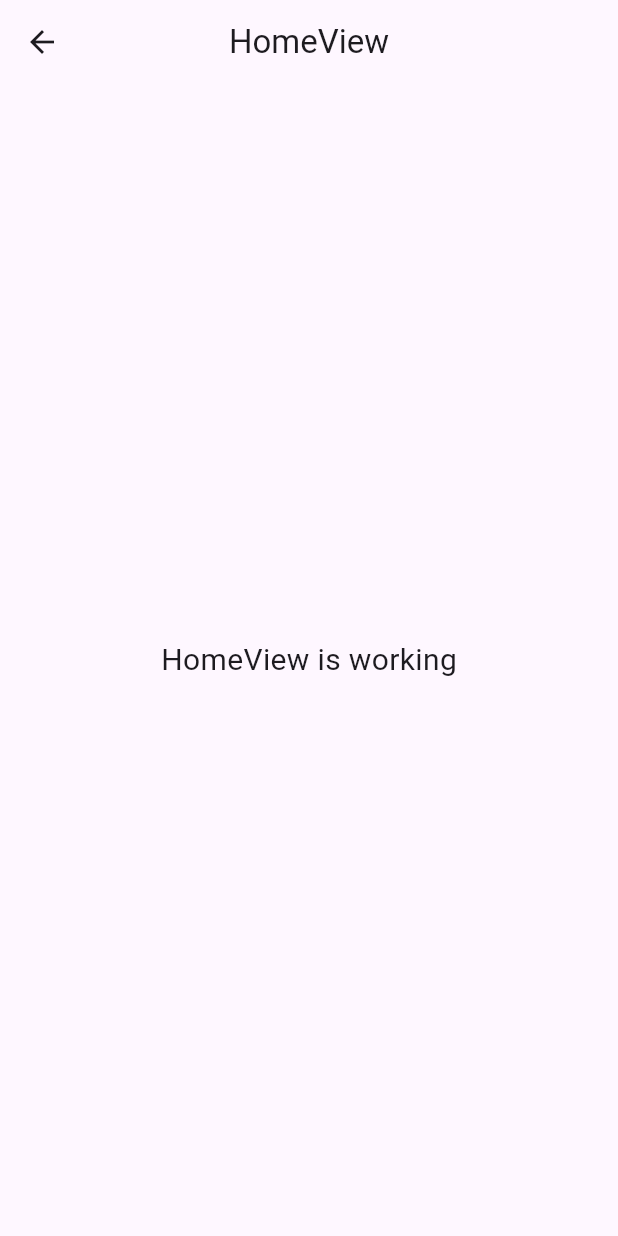
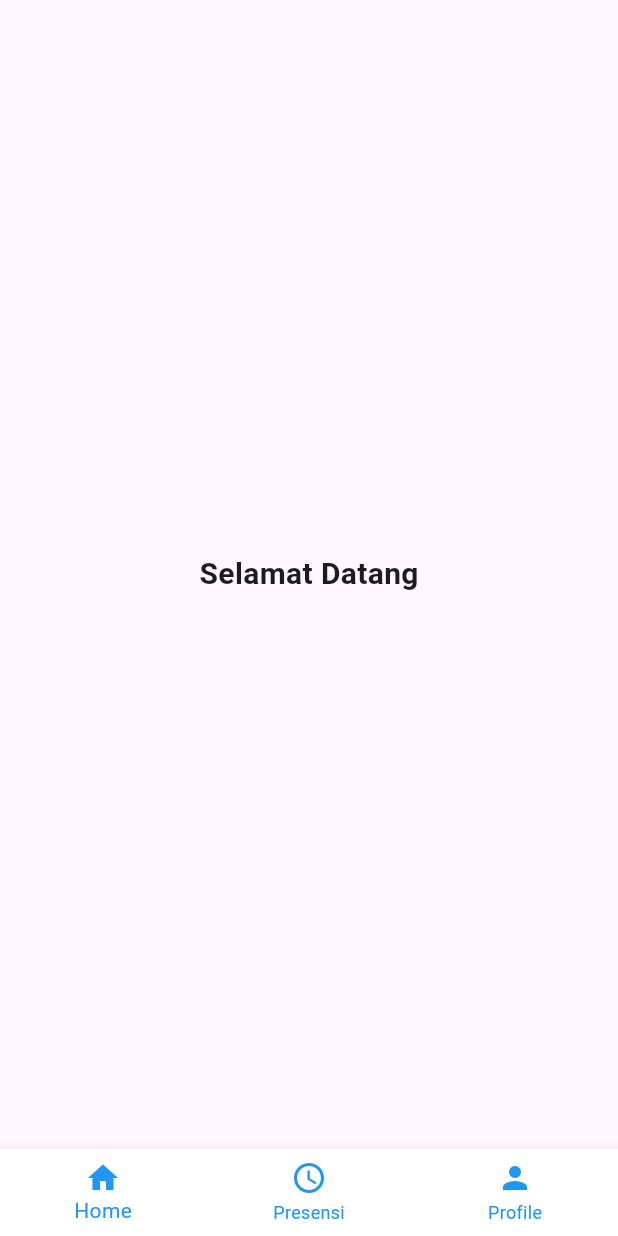
Before and after one commit to arieeefajar/ujikom_polije, a Flutter app: the HomeView screen opened by its route, on a phone screen of 412 x 824 dp. Run offline on Flutter 3.47's test engine with Material 3 defaults, Android fonts, the phone set to English and light mode, and no system bars; our stand-ins replace get.

Commit message:
feat(home): create home page

```diff
--- a/lib/app/modules/home/controllers/home_controller.dart
+++ b/lib/app/modules/home/controllers/home_controller.dart
@@ -1,23 +1,23 @@
+import 'package:flutter/material.dart';
 import 'package:get/get.dart';
 
 class HomeController extends GetxController {
-  //TODO: Implement HomeController
-
-  final count = 0.obs;
+  final RxInt curretIndex = 0.obs;
   @override
   void onInit() {
     super.onInit();
   }
 
-  @override
-  void onReady() {
-    super.onReady();
+  final List<Widget> pages = [
+    const Center(
+      child: Text(
+        'Selamat Datang',
+        style: TextStyle(fontSize: 20, fontWeight: FontWeight.bold),
+      ),
+    ),
+  ];
+
+  void changePage(int index) {
+    curretIndex.value = index;
   }
-
-  @override
-  void onClose() {
-    super.onClose();
-  }
-
-  void increment() => count.value++;
 }
--- a/lib/app/modules/home/views/home_view.dart
+++ b/lib/app/modules/home/views/home_view.dart
@@ -8,15 +8,25 @@ class HomeView extends GetView<HomeController> {
   const HomeView({super.key});
   @override
   Widget build(BuildContext context) {
-    return Scaffold(
-      appBar: AppBar(
-        title: const Text('HomeView'),
-        centerTitle: true,
-      ),
-      body: const Center(
-        child: Text(
-          'HomeView is working',
-          style: TextStyle(fontSize: 20),
+    return Obx(
+      () => Scaffold(
+        body: controller.pages[controller.curretIndex.value],
+        bottomNavigationBar: BottomNavigationBar(
+          currentIndex: controller.curretIndex.value,
+          onTap: controller.changePage,
+          backgroundColor: Colors.white,
+          selectedItemColor: Colors.blue,
+          unselectedItemColor: Colors.blue,
+          showUnselectedLabels: true,
+          showSelectedLabels: true,
+          items: const [
+            BottomNavigationBarItem(icon: Icon(Icons.home), label: 'Home'),
+            BottomNavigationBarItem(
+              icon: Icon(Icons.access_time),
+              label: 'Presensi',
+            ),
+            BottomNavigationBarItem(icon: Icon(Icons.person), label: 'Profile'),
+          ],
         ),
       ),
     );
```
